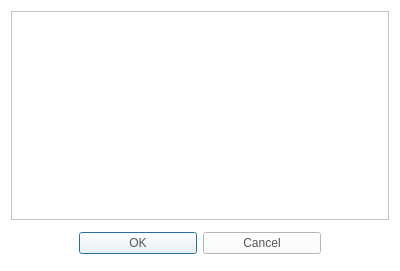
The window that CaX/dialog/groupplaydialog.ui (fsest4u/CaX_03) describes before a commit, drawn with Qt 5.
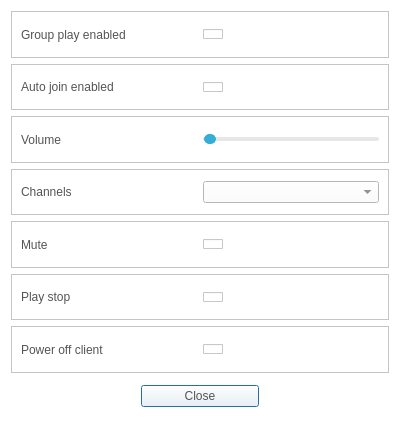
The same window after the commit. Icons and pictures are not drawn.

Commit message: [group play] group play, auto connect, volume, mute, power off, play stop, add device

Patch:
```diff
--- a/CaX/dialog/groupplaydialog.ui
+++ b/CaX/dialog/groupplaydialog.ui
@@ -7,7 +7,7 @@
     <x>0</x>
     <y>0</y>
     <width>400</width>
-    <height>271</height>
+    <height>424</height>
    </rect>
   </property>
   <property name="windowTitle">
@@ -24,12 +24,113 @@
 	color: rgb(84, 84, 84);
 	font: 14pt &quot;Segoe UI&quot;;
 }
+QComboBox
+{
+	color: rgb(84, 84, 84);
+	font: 14pt &quot;Segoe UI&quot;;
+}
 QWidget
 {
 	background-color: rgb(255, 255, 255);
 }</string>
   </property>
   <layout class="QGridLayout" name="gridLayout">
+   <item row="4" column="0">
+    <widget class="QFrame" name="frameMute">
+     <property name="frameShape">
+      <enum>QFrame::StyledPanel</enum>
+     </property>
+     <property name="frameShadow">
+      <enum>QFrame::Raised</enum>
+     </property>
+     <layout class="QHBoxLayout" name="horizontalLayout_3">
+      <item>
+       <widget class="QLabel" name="label_5">
+        <property name="text">
+         <string>Mute</string>
+        </property>
+       </widget>
+      </item>
+      <item>
+       <widget class="QCheckBox" name="checkBoxMute">
+        <property name="styleSheet">
+         <string notr="true">
+QCheckBox::indicator {
+    width: 20px;
+    height: 10px;
+}
+
+QCheckBox::indicator:unchecked {
+    image: url(&quot;:/resource/groupp-btn20-togle-off.png&quot;);
+}
+
+QCheckBox::indicator:checked {
+    image: url(&quot;:/resource/groupp-btn20-togle-on.png&quot;);
+}
+</string>
+        </property>
+        <property name="iconSize">
+         <size>
+          <width>20</width>
+          <height>10</height>
+         </size>
+        </property>
+        <property name="checkable">
+         <bool>true</bool>
+        </property>
+       </widget>
+      </item>
+     </layout>
+    </widget>
+   </item>
+   <item row="6" column="0">
+    <widget class="QFrame" name="framePowerOff">
+     <property name="frameShape">
+      <enum>QFrame::StyledPanel</enum>
+     </property>
+     <property name="frameShadow">
+      <enum>QFrame::Raised</enum>
+     </property>
+     <layout class="QHBoxLayout" name="horizontalLayout_2">
+      <item>
+       <widget class="QLabel" name="labelPowerOff">
+        <property name="text">
+         <string>Power off client</string>
+        </property>
+       </widget>
+      </item>
+      <item>
+       <widget class="QCheckBox" name="checkBoxPowerOff">
+        <property name="styleSheet">
+         <string notr="true">
+QCheckBox::indicator {
+    width: 20px;
+    height: 10px;
+}
+
+QCheckBox::indicator:unchecked {
+    image: url(&quot;:/resource/groupp-btn20-togle-off.png&quot;);
+}
+
+QCheckBox::indicator:checked {
+    image: url(&quot;:/resource/groupp-btn20-togle-on.png&quot;);
+}
+</string>
+        </property>
+        <property name="iconSize">
+         <size>
+          <width>20</width>
+          <height>10</height>
+         </size>
+        </property>
+        <property name="checkable">
+         <bool>true</bool>
+        </property>
+       </widget>
+      </item>
+     </layout>
+    </widget>
+   </item>
    <item row="0" column="0">
     <widget class="QFrame" name="frame">
      <property name="frameShape">
@@ -38,9 +139,118 @@
      <property name="frameShadow">
       <enum>QFrame::Raised</enum>
      </property>
+     <layout class="QHBoxLayout" name="horizontalLayout">
+      <item>
+       <widget class="QLabel" name="label">
+        <property name="text">
+         <string>Group play enabled</string>
+        </property>
+       </widget>
+      </item>
+      <item>
+       <widget class="QCheckBox" name="checkBoxGroupPlay">
+        <property name="styleSheet">
+         <string notr="true">
+QCheckBox::indicator {
+    width: 20px;
+    height: 10px;
+}
+
+QCheckBox::indicator:unchecked {
+    image: url(&quot;:/resource/groupp-btn20-togle-off.png&quot;);
+}
+
+QCheckBox::indicator:checked {
+    image: url(&quot;:/resource/groupp-btn20-togle-on.png&quot;);
+}
+</string>
+        </property>
+        <property name="iconSize">
+         <size>
+          <width>20</width>
+          <height>10</height>
+         </size>
+        </property>
+        <property name="checkable">
+         <bool>true</bool>
+        </property>
+       </widget>
+      </item>
+     </layout>
     </widget>
    </item>
-   <item row="1" column="0">
+   <item row="3" column="0">
+    <widget class="QFrame" name="frameChannel">
+     <property name="frameShape">
+      <enum>QFrame::StyledPanel</enum>
+     </property>
+     <property name="frameShadow">
+      <enum>QFrame::Raised</enum>
+     </property>
+     <layout class="QHBoxLayout" name="horizontalLayout_4">
+      <item>
+       <widget class="QLabel" name="label_4">
+        <property name="text">
+         <string>Channels</string>
+        </property>
+       </widget>
+      </item>
+      <item>
+       <widget class="QComboBox" name="comboBoxChannel"/>
+      </item>
+     </layout>
+    </widget>
+   </item>
+   <item row="2" column="0">
+    <widget class="QFrame" name="frameVolume">
+     <property name="frameShape">
+      <enum>QFrame::StyledPanel</enum>
+     </property>
+     <property name="frameShadow">
+      <enum>QFrame::Raised</enum>
+     </property>
+     <layout class="QHBoxLayout" name="horizontalLayout_5">
+      <item>
+       <widget class="QLabel" name="label_3">
+        <property name="text">
+         <string>Volume</string>
+        </property>
+       </widget>
+      </item>
+      <item>
+       <widget class="QSlider" name="horizontalSlider">
+        <property name="sizePolicy">
+         <sizepolicy hsizetype="Preferred" vsizetype="Fixed">
+          <horstretch>0</horstretch>
+          <verstretch>0</verstretch>
+         </sizepolicy>
+        </property>
+        <property name="styleSheet">
+         <string notr="true">QSlider::groove:horizontal {
+    background-color: #e8e6e6;
+    border: 1px solid #e8e6e6;
+    height: 2px;
+    border-radius: 2px;
+}
+
+QSlider::handle:horizontal {
+    background-color: #34aed6;
+    border: 1px solid #34aed6;
+    width: 10px;
+	height: 10px;
+    border-radius: 5px;
+	margin: -4px 0;
+}</string>
+        </property>
+        <property name="orientation">
+         <enum>Qt::Horizontal</enum>
+        </property>
+       </widget>
+      </item>
+     </layout>
+    </widget>
+   </item>
+   <item row="7" column="0">
     <widget class="QDialogButtonBox" name="buttonBox">
      <property name="minimumSize">
       <size>
@@ -67,13 +277,109 @@
       <enum>Qt::Horizontal</enum>
      </property>
      <property name="standardButtons">
-      <set>QDialogButtonBox::Cancel|QDialogButtonBox::Ok</set>
+      <set>QDialogButtonBox::Close</set>
      </property>
      <property name="centerButtons">
       <bool>true</bool>
      </property>
     </widget>
    </item>
+   <item row="1" column="0">
+    <widget class="QFrame" name="frameAutoJoin">
+     <property name="frameShape">
+      <enum>QFrame::StyledPanel</enum>
+     </property>
+     <property name="frameShadow">
+      <enum>QFrame::Raised</enum>
+     </property>
+     <layout class="QHBoxLayout" name="horizontalLayout_6">
+      <item>
+       <widget class="QLabel" name="label_2">
+        <property name="text">
+         <string>Auto join enabled</string>
+        </property>
+       </widget>
+      </item>
+      <item>
+       <widget class="QCheckBox" name="checkBoxAutoJoin">
+        <property name="styleSheet">
+         <string notr="true">
+QCheckBox::indicator {
+    width: 20px;
+    height: 10px;
+}
+
+QCheckBox::indicator:unchecked {
+    image: url(&quot;:/resource/groupp-btn20-togle-off.png&quot;);
+}
+
+QCheckBox::indicator:checked {
+    image: url(&quot;:/resource/groupp-btn20-togle-on.png&quot;);
+}
+</string>
+        </property>
+        <property name="iconSize">
+         <size>
+          <width>20</width>
+          <height>10</height>
+         </size>
+        </property>
+        <property name="checkable">
+         <bool>true</bool>
+        </property>
+       </widget>
+      </item>
+     </layout>
+    </widget>
+   </item>
+   <item row="5" column="0">
+    <widget class="QFrame" name="framePlayStop">
+     <property name="frameShape">
+      <enum>QFrame::StyledPanel</enum>
+     </property>
+     <property name="frameShadow">
+      <enum>QFrame::Raised</enum>
+     </property>
+     <layout class="QHBoxLayout" name="horizontalLayout_7">
+      <item>
+       <widget class="QLabel" name="labelPlayStop">
+        <property name="text">
+         <string>Play stop</string>
+        </property>
+       </widget>
+      </item>
+      <item>
+       <widget class="QCheckBox" name="checkBoxPlayStop">
+        <property name="styleSheet">
+         <string notr="true">
+QCheckBox::indicator {
+    width: 20px;
+    height: 10px;
+}
+
+QCheckBox::indicator:unchecked {
+    image: url(&quot;:/resource/groupp-btn20-togle-off.png&quot;);
+}
+
+QCheckBox::indicator:checked {
+    image: url(&quot;:/resource/groupp-btn20-togle-on.png&quot;);
+}
+</string>
+        </property>
+        <property name="iconSize">
+         <size>
+          <width>20</width>
+          <height>10</height>
+         </size>
+        </property>
+        <property name="checkable">
+         <bool>true</bool>
+        </property>
+       </widget>
+      </item>
+     </layout>
+    </widget>
+   </item>
   </layout>
  </widget>
  <resources/>
```
Left out of the diff: 2 changed lines with no effect on the pictures. The commit also changes 15 other files.
